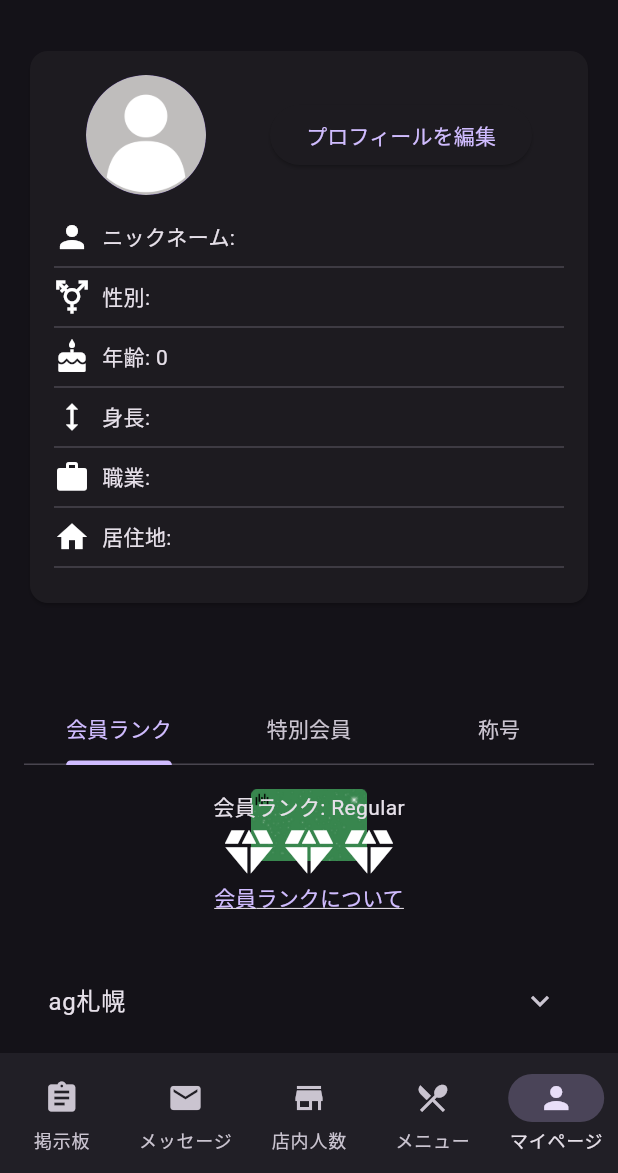
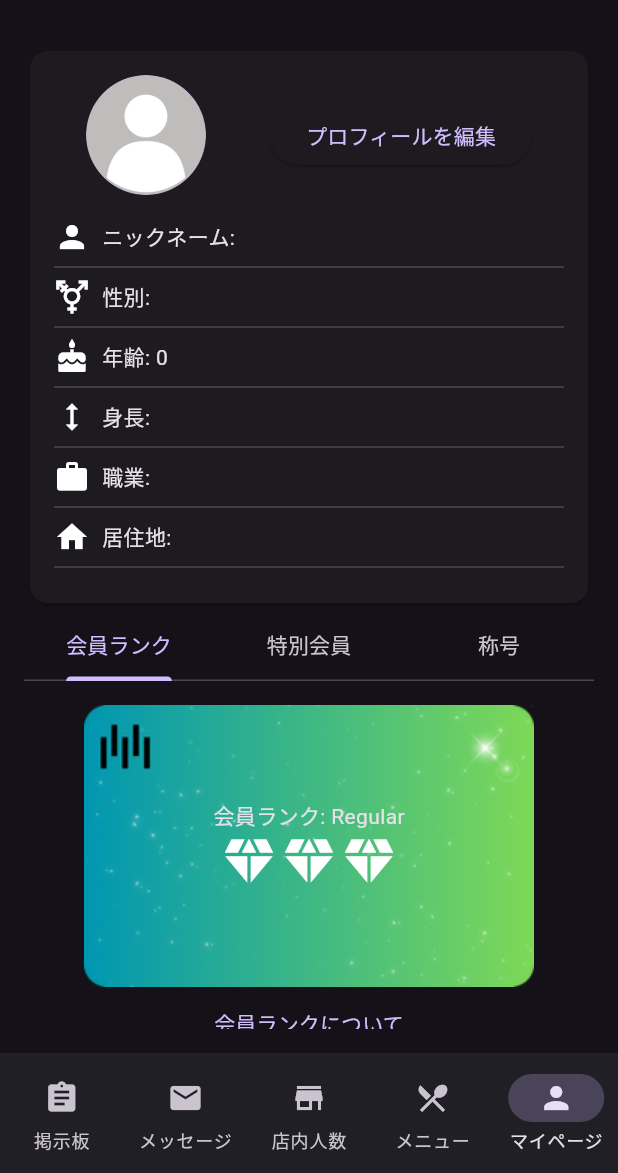
Before and after one commit to buisiss12/sltsample, a Flutter app: the screen it shows once a user with an empty profile is signed in, item 5 of the bottom bar chosen, on a phone screen of 412 x 824 dp, the part 63-1236 px from its top. Run offline on Flutter 3.47's test engine with Material 3 defaults, Android fonts, the phone set to English and light mode, and no system bars; our stand-ins replace cloud_firestore, firebase_auth, firebase_core, firebase_storage, flutter_datetime_picker_plus, flutter_hooks and 4 more; accounts and stored records are empty.

Commit message:
マイページ欄のオーバーフロー修正

```diff
--- a/lib/screens/home_widget/my_page_tabs/honor_tab.dart
+++ b/lib/screens/home_widget/my_page_tabs/honor_tab.dart
@@ -5,8 +5,7 @@ class HonorTab extends StatelessWidget {
 
   @override
   Widget build(BuildContext context) {
-    return const Scaffold(
-      body: Column(
+    return const Column(
       children: [
         Text('オリエンタルラウンジ・agへのご来店や滞在で付与される称号です。'),
         ListTile(
@@ -15,7 +14,6 @@ class HonorTab extends StatelessWidget {
           subtitle: Text('メーター'),
         ),
       ],
-      ),
     );
   }
 }
--- a/lib/screens/home_widget/my_page_tabs/member_rank_tab.dart
+++ b/lib/screens/home_widget/my_page_tabs/member_rank_tab.dart
@@ -17,34 +17,25 @@ class MemberRankTab extends StatelessWidget {
 
   @override
   Widget build(BuildContext context) {
-    return Scaffold(
-      body: Column(
+    return ListView(
+      shrinkWrap: true,
       children: [
         const SizedBox(height: 16),
-          Flexible(
-            child: Center(
-              child: Stack(
+        Stack(
           alignment: Alignment.center,
           children: <Widget>[
-                  Image.asset('assets/images/350x219membercard.png'),
+            Image.asset('assets/images/membercard.png'),
             Column(
-                    mainAxisSize: MainAxisSize.min,
               children: <Widget>[
-                      const Flexible(
-                        child: Text('会員ランク: Regular'),
-                      ),
-                      Flexible(
-                        child: Row(
+                const Text('会員ランク: Regular'),
+                Row(
                   mainAxisSize: MainAxisSize.min,
                   //アイコンの数指定
                   children: buildDiamondIcons(3),
                 ),
-                      ),
               ],
             ),
           ],
-              ),
-            ),
         ),
         TextButton(
           onPressed: () {
@@ -61,24 +52,32 @@ class MemberRankTab extends StatelessWidget {
           ),
         ),
         const SizedBox(height: 16),
-          Flexible(
-            child: ListView.builder(
-              itemCount: Utility.shops.length,
-              itemBuilder: (context, index) {
-                return ExpansionTile(
-                  title: Text(Utility.shops[index]),
-                  children: <Widget>[
-                    ListTile(title: Text(Utility.regularBenefits)),
-                    ListTile(title: Text(Utility.rubyBenefits)),
-                    ListTile(title: Text(Utility.sapphireBenefits)),
-                    ListTile(title: Text(Utility.diamondBenefits)),
-                  ],
-                );
-              },
+        ...Utility.shops
+            .map(
+              (shop) => ExpansionTile(
+                title: Text(shop),
+                children: [
+                  ListTile(
+                    title: const Text('Regular会員'),
+                    subtitle: Text(Utility.regularBenefits),
                   ),
+                  ListTile(
+                    title: const Text('Ruby会員'),
+                    subtitle: Text(Utility.rubyBenefits),
+                  ),
+                  ListTile(
+                    title: const Text('sapphire会員'),
+                    subtitle: Text(Utility.sapphireBenefits),
+                  ),
+                  ListTile(
+                    title: const Text('diamond会員'),
+                    subtitle: Text(Utility.diamondBenefits),
                   ),
                 ],
               ),
+            )
+            .toList(),
+      ],
     );
   }
 }
--- a/lib/screens/home_widget/pages/my_page.dart
+++ b/lib/screens/home_widget/pages/my_page.dart
@@ -127,8 +127,9 @@ class MyPage extends ConsumerWidget {
                         ),
                       ),
                       const SliverAppBar(
-                        pinned: true,
+                        pinned: true, //trueの場合、スクロールしても上にBarが残る
                         floating: true,
+                        expandedHeight: 10, //barの高さ
                         bottom: TabBar(
                           tabs: [
                             Tab(text: '会員ランク'),
@@ -139,11 +140,11 @@ class MyPage extends ConsumerWidget {
                       ),
                     ];
                   },
-                  body: TabBarView(
+                  body: const TabBarView(
                     children: [
-                      const MemberRankTab(),
+                      MemberRankTab(),
                       SpecialMemberTab(),
-                      const HonorTab(),
+                      HonorTab(),
                     ],
                   ),
                 ),
--- a/lib/utils/utility.dart
+++ b/lib/utils/utility.dart
@@ -88,12 +88,12 @@ class Utility {
     '鹿児島',
     'ag沖縄'
   ];
-  static String regularBenefits = ("Regular: チャージ無料");
-  static String rubyBenefits = ("Ruby: 最初の30分無料(20時までに入店された方&2名以上)");
+  static String regularBenefits = ("チャージ無料");
+  static String rubyBenefits = ("最初の30分無料(20時までに入店された方&2名以上)");
   static String sapphireBenefits =
-      ("Sapphire: 平日VIP ROOM半額\n*予約、お部屋の指定は不可\n*シャンパン等のサービス品提供は一切ございません\n*一般席への途中移動をお願いする可能性がございます");
+      ("平日VIP ROOM半額\n*予約、お部屋の指定は不可\n*シャンパン等のサービス品提供は一切ございません\n*一般席への途中移動をお願いする可能性がございます");
   static String diamondBenefits =
-      ("Diamond: 毎日22時までVIP ROOM無料\n*予約、お部屋の指定は不可\n*シャンパン等のサービス品提供は一切ございません\n*一般席への途中移動をお願いする可能性がございます");
+      ("毎日22時までVIP ROOM無料\n*予約、お部屋の指定は不可\n*シャンパン等のサービス品提供は一切ございません\n*一般席への途中移動をお願いする可能性がございます");
 
   static String dateTimeConverter(DateTime postTime) {
     final currentTime = DateTime.now();
```
Also changed, not shown: lib/screens/home_widget/my_page_tabs/special_member_tab.dart (+13 -17 lines), assets/images/membercard.png (added). Lines whose indentation alone changed are shown as unchanged.
